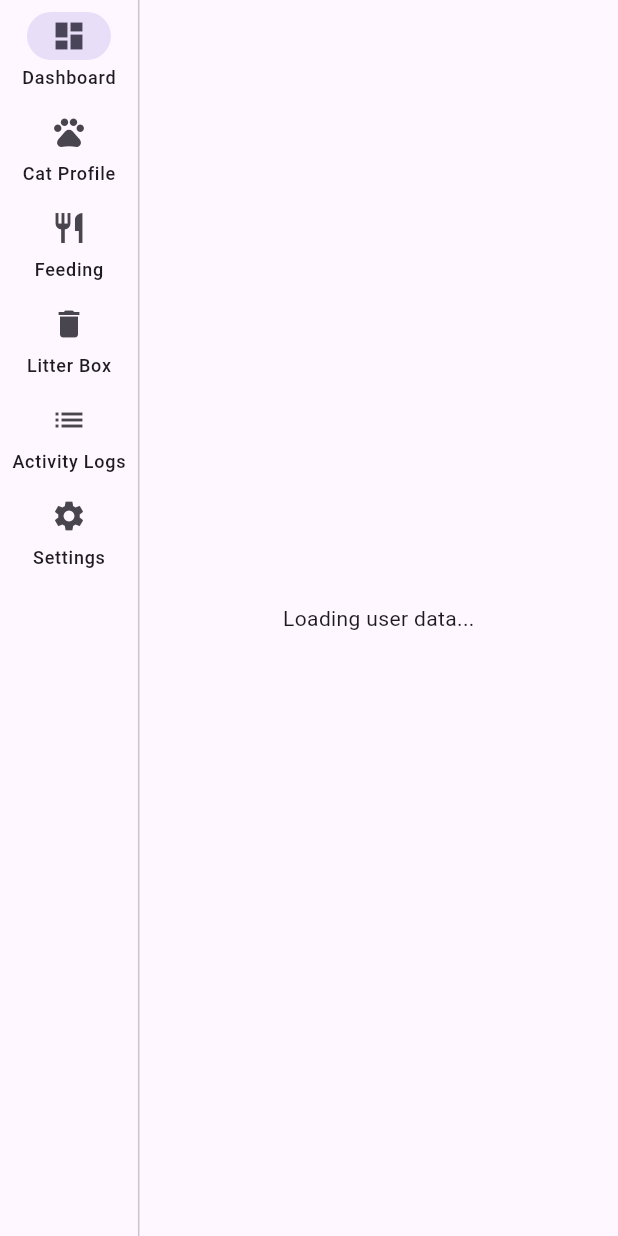
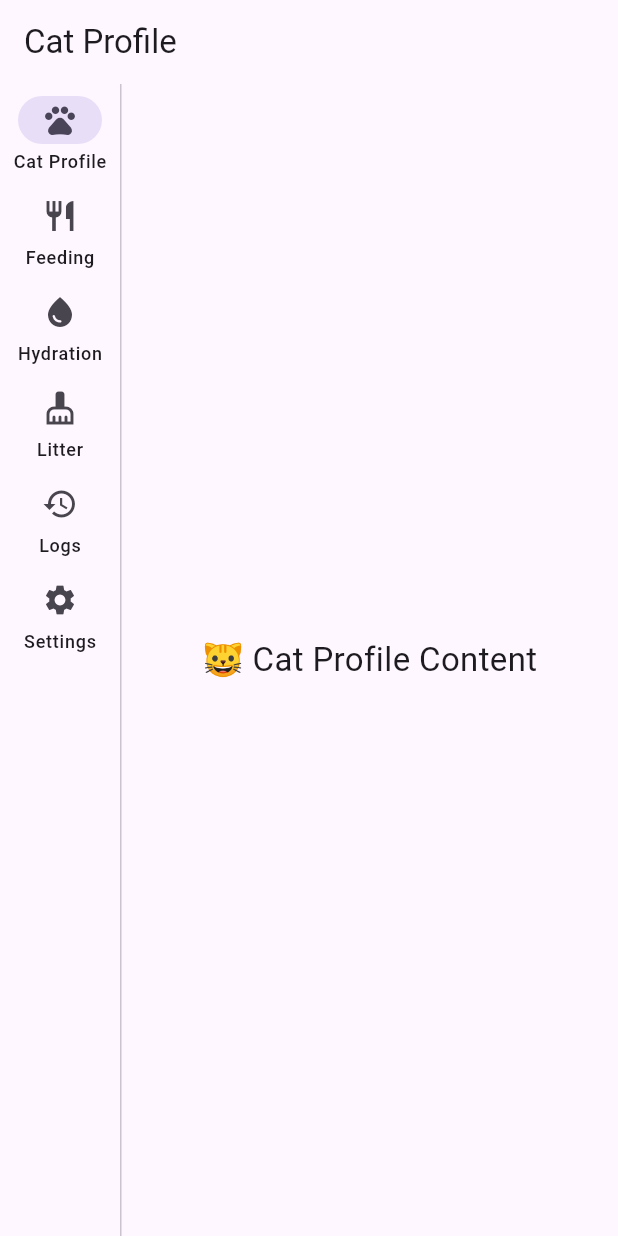
Before and after one commit to ProjectNEKKO/MEOW-HUB_A-THESIS-PROJECT, a Flutter app: the HomeScreen screen opened directly, on a phone screen of 412 x 824 dp. Run offline on Flutter 3.47's test engine with Material 3 defaults, Android fonts, the light colour scheme and no system bars; our stand-ins replace cloud_firestore, equatable, firebase_auth, firebase_core, flutter_bloc, shared_preferences; accounts and stored records are empty.

Commit message:
One Scaffold system for home_screen instead of each for every screen

```diff
--- a/lib/screens/home/cat_profile_screen.dart
+++ b/lib/screens/home/cat_profile_screen.dart
@@ -0,0 +1,15 @@
+import 'package:flutter/material.dart';
+
+class CatProfileScreen extends StatelessWidget {
+  const CatProfileScreen({super.key});
+
+  @override
+  Widget build(BuildContext context) {
+    return const Center(
+      child: Text(
+        "🐱 Cat Profile Content",
+        style: TextStyle(fontSize: 22),
+      ),
+    );
+  }
+}
--- a/lib/screens/home/home_screen.dart
+++ b/lib/screens/home/home_screen.dart
@@ -1,9 +1,10 @@
 import 'package:flutter/material.dart';
-import 'package:flutter_bloc/flutter_bloc.dart';
-import 'package:pusa_app/blocs/auth/auth_bloc.dart';
-import 'package:pusa_app/blocs/auth/auth_event.dart';
-import 'package:pusa_app/blocs/auth/auth_state.dart';
-import 'package:pusa_app/screens/auth/login_screen.dart';
+import 'cat_profile_screen.dart';
+import 'feeding_screen.dart';
+import 'hydration_screen.dart';
+import 'litter_screen.dart';
+import 'logs_screen.dart';
+import 'settings_screen.dart';
 
 class HomeScreen extends StatefulWidget {
   const HomeScreen({super.key});
@@ -15,34 +16,39 @@ class HomeScreen extends StatefulWidget {
 class _HomeScreenState extends State<HomeScreen> {
   int _selectedIndex = 0;
 
+  final List<Widget> _pages = const [
+    CatProfileScreen(),
+    FeedingScreen(),
+    HydrationScreen(),
+    LitterScreen(),
+    LogsScreen(),
+    SettingsScreen(),
+  ];
+
+  final List<String> _titles = const [
+    "Cat Profile",
+    "Feeding",
+    "Hydration",
+    "Litter",
+    "Activity Logs",
+    "Settings",
+  ];
+
   @override
   Widget build(BuildContext context) {
-    return BlocListener<AuthBloc, AuthState>(
-      listener: (context, state) {
-        if (state is AuthUnauthenticated || state is AuthInitial) {
-          Navigator.pushAndRemoveUntil(
-            context,
-            MaterialPageRoute(builder: (_) => const LoginScreen()),
-            (route) => false,
-          );
-        }
-      },
-      child: Scaffold(
+    return Scaffold(
+      appBar: AppBar(
+        title: Text(_titles[_selectedIndex]),
+      ),
       body: Row(
         children: [
           NavigationRail(
             selectedIndex: _selectedIndex,
             onDestinationSelected: (index) {
-                setState(() {
-                  _selectedIndex = index;
-                });
+              setState(() => _selectedIndex = index);
             },
             labelType: NavigationRailLabelType.all,
             destinations: const [
-                NavigationRailDestination(
-                  icon: Icon(Icons.dashboard),
-                  label: Text("Dashboard"),
-                ),
               NavigationRailDestination(
                 icon: Icon(Icons.pets),
                 label: Text("Cat Profile"),
@@ -52,12 +58,16 @@ class _HomeScreenState extends State<HomeScreen> {
                 label: Text("Feeding"),
               ),
               NavigationRailDestination(
-                  icon: Icon(Icons.delete),
-                  label: Text("Litter Box"),
+                icon: Icon(Icons.water_drop),
+                label: Text("Hydration"),
               ),
               NavigationRailDestination(
-                  icon: Icon(Icons.list),
-                  label: Text("Activity Logs"),
+                icon: Icon(Icons.cleaning_services),
+                label: Text("Litter"),
+              ),
+              NavigationRailDestination(
+                icon: Icon(Icons.history),
+                label: Text("Logs"),
               ),
               NavigationRailDestination(
                 icon: Icon(Icons.settings),
@@ -65,53 +75,11 @@ class _HomeScreenState extends State<HomeScreen> {
               ),
             ],
           ),
-            const VerticalDivider(thickness: 1, width: 1),
+          const VerticalDivider(width: 1),
           Expanded(
-              child: IndexedStack(
-                index: _selectedIndex,
-                children: [
-                  _buildDashboard(context),
-                  const Center(child: Text("Cat Profile Page")),
-                  const Center(child: Text("Feeding Page")),
-                  const Center(child: Text("Litter Box Page")),
-                  const Center(child: Text("Activity Logs Page")),
-                  _buildSettings(context),
-                ],
-              ),
+            child: _pages[_selectedIndex],
           ),
         ],
-        ),
-      ),
-    );
-  }
-
-  Widget _buildDashboard(BuildContext context) {
-    return BlocBuilder<AuthBloc, AuthState>(
-      builder: (context, state) {
-        if (state is AuthAuthenticated) {
-          final displayName = state.user.catName ?? state.user.email;
-          return Center(
-            child: Text(
-              "Welcome, $displayName 🐾",
-              style: Theme.of(context).textTheme.headlineMedium,
-            ),
-          );
-        } else if (state is AuthLoading) {
-          return const Center(child: CircularProgressIndicator());
-        } else {
-          return const Center(child: Text("Loading user data..."));
-        }
-      },
-    );
-  }
-
-  Widget _buildSettings(BuildContext context) {
-    return Center(
-      child: ElevatedButton(
-        onPressed: () {
-          context.read<AuthBloc>().add(AuthLogoutRequested());
-        },
-        child: const Text("Logout"),
       ),
     );
   }
```
Also changed, not shown: lib/screens/home/feeding_screen.dart (+15 -0 lines), lib/screens/home/hydration_screen.dart (+15 -0 lines), lib/screens/home/litter_screen.dart (+15 -0 lines), lib/screens/home/logs_screen.dart (+15 -0 lines), lib/screens/home/settings_screen.dart (+15 -0 lines). Lines whose indentation alone changed are shown as unchanged.
